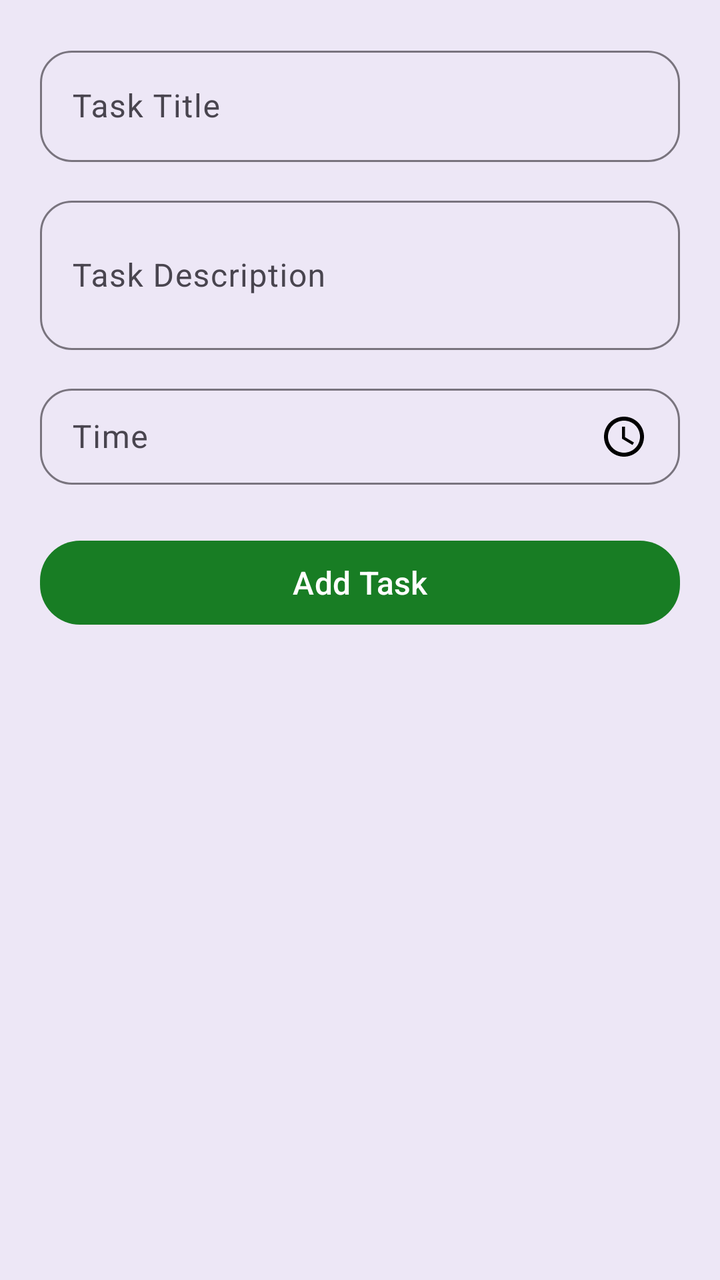
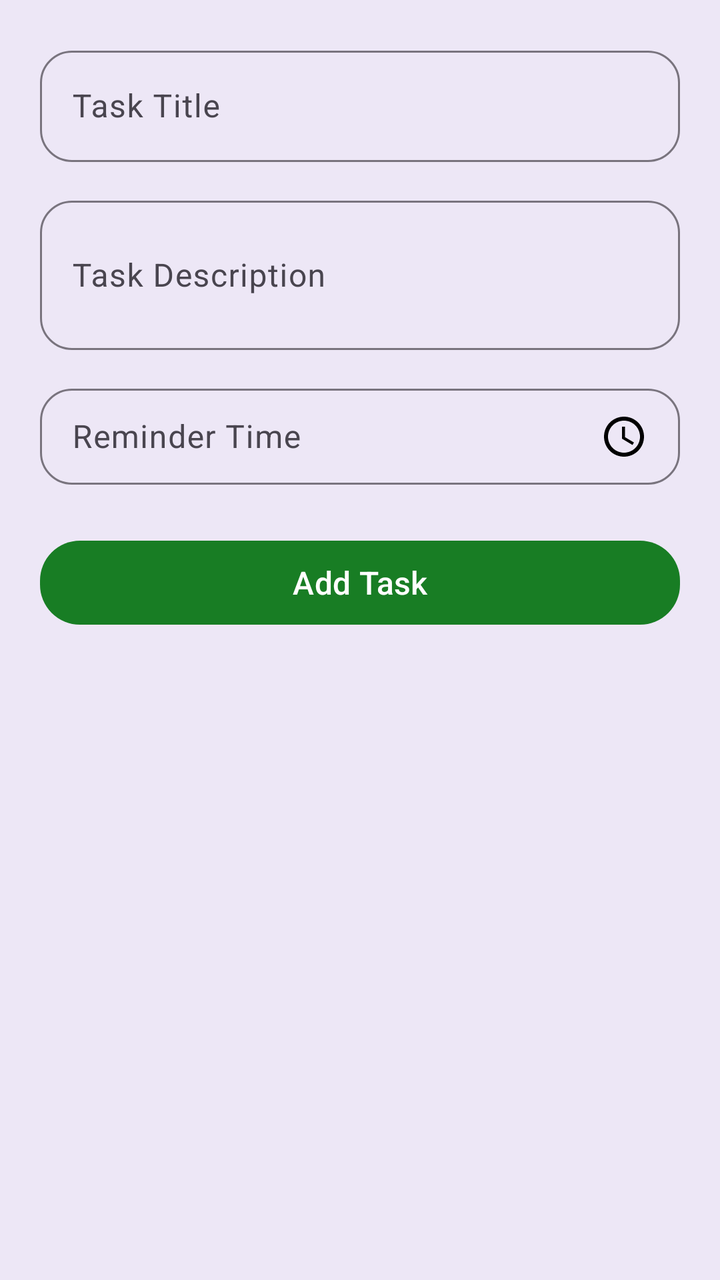

Compare the two renders of this Android layout. The source of the first and the diff that turns it into the second are given below.
<!-- AndroidManifest.xml: application theme Theme.TrackIt -->
<!-- res/layout/fragment_add_task.xml -->
<?xml version="1.0" encoding="utf-8"?>
<LinearLayout xmlns:android="http://schemas.android.com/apk/res/android"
    xmlns:app="http://schemas.android.com/apk/res-auto"
    android:layout_width="match_parent"
    android:layout_height="match_parent"
    android:orientation="vertical"
    android:padding="20dp"
    android:background="@color/bg_color"
    android:gravity="center_horizontal">

    
    <com.google.android.material.textfield.TextInputLayout
        android:layout_width="match_parent"
        android:layout_height="wrap_content"
        android:hint="Task Title"
        app:boxBackgroundMode="outline"
        app:boxCornerRadiusTopStart="16dp"
        app:boxCornerRadiusTopEnd="16dp"
        app:boxCornerRadiusBottomStart="16dp"
        app:boxCornerRadiusBottomEnd="16dp">

        <com.google.android.material.textfield.TextInputEditText
            android:id="@+id/etTitle"
            android:layout_width="match_parent"
            android:layout_height="wrap_content"/>
    </com.google.android.material.textfield.TextInputLayout>

    
    <com.google.android.material.textfield.TextInputLayout
        android:layout_width="match_parent"
        android:layout_height="wrap_content"
        android:layout_marginTop="14dp"
        android:hint="Task Description"
        app:boxBackgroundMode="outline"
        app:boxCornerRadiusTopStart="16dp"
        app:boxCornerRadiusTopEnd="16dp"
        app:boxCornerRadiusBottomStart="16dp"
        app:boxCornerRadiusBottomEnd="16dp">

        <com.google.android.material.textfield.TextInputEditText
            android:id="@+id/etDescription"
            android:layout_width="match_parent"
            android:layout_height="wrap_content"
            android:minLines="2"/>
    </com.google.android.material.textfield.TextInputLayout>

    
    <com.google.android.material.textfield.TextInputLayout
        android:layout_width="match_parent"
        android:layout_height="wrap_content"
        android:layout_marginTop="14dp"
        android:hint="Time"
        app:boxBackgroundMode="outline"
        app:boxCornerRadiusTopStart="16dp"
        app:boxCornerRadiusTopEnd="16dp"
        app:boxCornerRadiusBottomStart="16dp"
        app:boxCornerRadiusBottomEnd="16dp">

        <EditText
            android:id="@+id/etTime"
            android:layout_width="match_parent"
            android:layout_height="wrap_content"
            android:focusable="false"
            android:clickable="true"
            android:padding="12dp"
            android:textSize="16sp"
            android:drawableEnd="@drawable/ic_clock"
            android:drawablePadding="8dp"/>
    </com.google.android.material.textfield.TextInputLayout>

    
    <com.google.android.material.button.MaterialButton
        android:id="@+id/btnAddTask"
        android:layout_width="match_parent"
        android:layout_height="50dp"
        android:layout_marginTop="24dp"
        android:text="Add Task"
        android:textSize="16sp"
        android:textAllCaps="false"
        app:cornerRadius="20dp"
        app:backgroundTint="#187d24"/>

</LinearLayout>
<!-- resources referenced by this layout -->
<resources>
  <color name="bg_color">#EDE7F6</color>
  <!-- drawable ic_clock (drawable) -->
  <vector xmlns:android="http://schemas.android.com/apk/res/android" android:height="24dp" android:tint="#000000" android:viewportHeight="24" android:viewportWidth="24" android:width="24dp">
        
      <path android:fillColor="@android:color/white" android:pathData="M11.99,2C6.47,2 2,6.48 2,12s4.47,10 9.99,10C17.52,22 22,17.52 22,12S17.52,2 11.99,2zM12,20c-4.42,0 -8,-3.58 -8,-8s3.58,-8 8,-8 8,3.58 8,8 -3.58,8 -8,8z"/>
        
      <path android:fillColor="@android:color/white" android:pathData="M12.5,7H11v6l5.25,3.15 0.75,-1.23 -4.5,-2.67z"/>
      
  </vector>
  <style name="Theme.TrackIt" parent="Base.Theme.TrackIt" />
  <style name="Base.Theme.TrackIt" parent="Theme.Material3.DayNight.NoActionBar">
          
          
      </style>
</resources>

<!-- the commit's change to res/layout/fragment_add_task.xml (unified diff, before → after) -->
@@ -8,11 +8,10 @@
     android:background="@color/bg_color"
     android:gravity="center_horizontal">
 
-    
     <com.google.android.material.textfield.TextInputLayout
         android:layout_width="match_parent"
         android:layout_height="wrap_content"
-        android:hint="Task Title"
+        android:hint="@string/task_hint_title"
         app:boxBackgroundMode="outline"
         app:boxCornerRadiusTopStart="16dp"
         app:boxCornerRadiusTopEnd="16dp"
@@ -25,12 +24,11 @@
             android:layout_height="wrap_content"/>
     </com.google.android.material.textfield.TextInputLayout>
 
-    
     <com.google.android.material.textfield.TextInputLayout
         android:layout_width="match_parent"
         android:layout_height="wrap_content"
         android:layout_marginTop="14dp"
-        android:hint="Task Description"
+        android:hint="@string/task_hint_description"
         app:boxBackgroundMode="outline"
         app:boxCornerRadiusTopStart="16dp"
         app:boxCornerRadiusTopEnd="16dp"
@@ -44,12 +42,11 @@
             android:minLines="2"/>
     </com.google.android.material.textfield.TextInputLayout>
 
-    
     <com.google.android.material.textfield.TextInputLayout
         android:layout_width="match_parent"
         android:layout_height="wrap_content"
         android:layout_marginTop="14dp"
-        android:hint="Time"
+        android:hint="@string/label_reminder_time"
         app:boxBackgroundMode="outline"
         app:boxCornerRadiusTopStart="16dp"
         app:boxCornerRadiusTopEnd="16dp"
@@ -68,13 +65,12 @@
             android:drawablePadding="8dp"/>
     </com.google.android.material.textfield.TextInputLayout>
 
-    
     <com.google.android.material.button.MaterialButton
         android:id="@+id/btnAddTask"
         android:layout_width="match_parent"
         android:layout_height="50dp"
         android:layout_marginTop="24dp"
-        android:text="Add Task"
+        android:text="@string/task_btn_add"
         android:textSize="16sp"
         android:textAllCaps="false"
         app:cornerRadius="20dp"
<!-- resource entries referenced after the edit -->
@@ -9,6 +9,10 @@
       <path android:fillColor="@android:color/white" android:pathData="M12.5,7H11v6l5.25,3.15 0.75,-1.23 -4.5,-2.67z"/>
       
   </vector>
+  <string name="label_reminder_time">Reminder Time</string>
+  <string name="task_btn_add">Add Task</string>
+  <string name="task_hint_description">Task Description</string>
+  <string name="task_hint_title">Task Title</string>
   <style name="Theme.TrackIt" parent="Base.Theme.TrackIt" />
   <style name="Base.Theme.TrackIt" parent="Theme.Material3.DayNight.NoActionBar">
           
